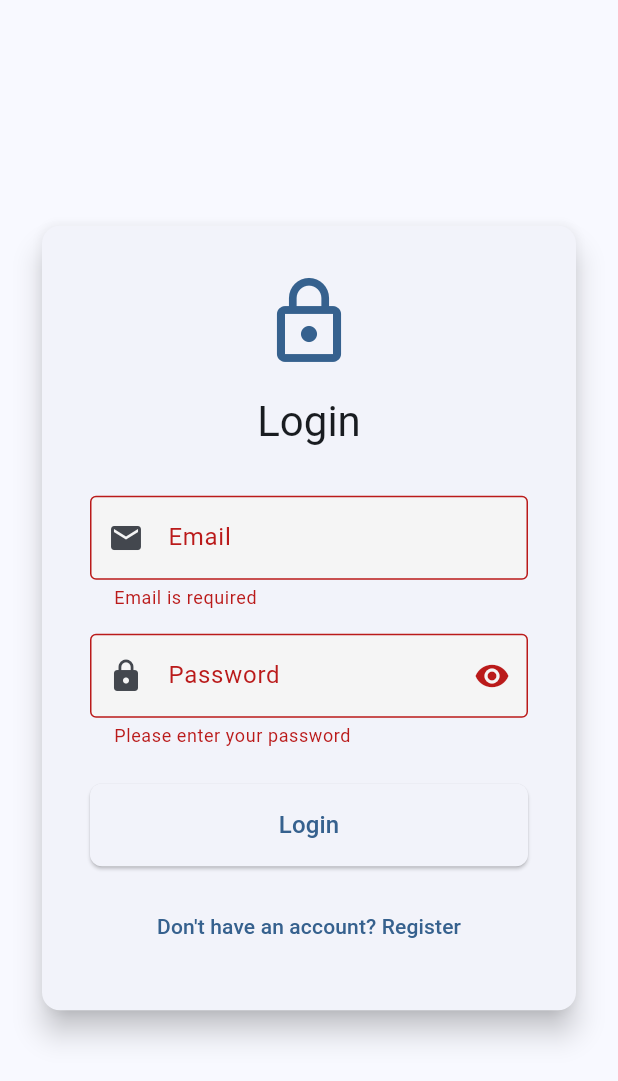
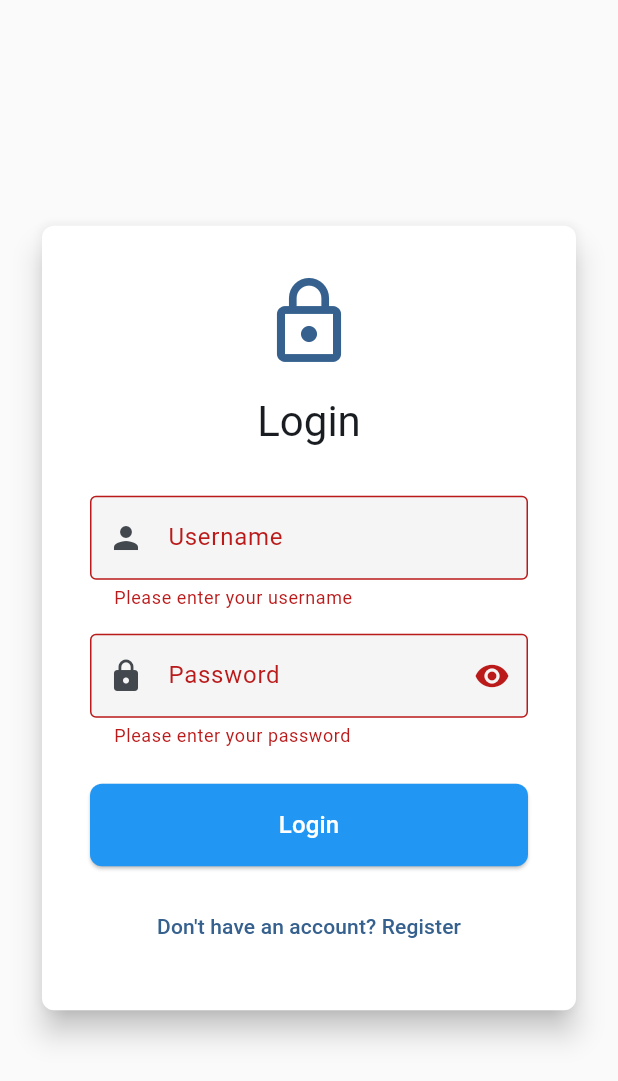
Before and after one commit to andre-frr/projetoLDS, a Flutter app: the screen it shows after launch, after a tap on "Login", on a phone screen of 412 x 824 dp. Shown: the top 1081 px of the screen. Run offline on Flutter 3.47's test engine with Material 3 defaults, Android fonts, the light colour scheme and no system bars; our stand-ins replace dio, flutter_secure_storage, graphql_flutter, jwt_decoder, logger, shared_preferences; accounts and stored records are empty.

Commit message:
Update theme and login logic, refactor widgets
Refactored theme provider and theme settings dialog for improved state management. Updated login screen logic and constants for better maintainability. Minor code and asset updates to support new features and bug fixes.

```diff
--- a/mobile/lib/main.dart
+++ b/mobile/lib/main.dart
@@ -68,36 +68,85 @@ class MyApp extends StatelessWidget {
                 brightness: Brightness.light,
               ),
               useMaterial3: true,
+              scaffoldBackgroundColor: Colors.grey[50],
+              appBarTheme: const AppBarTheme(
+                backgroundColor: Colors.blue,
+                foregroundColor: Colors.white,
+                elevation: 2,
+              ),
+              cardTheme: CardThemeData(
+                elevation: 2,
+                color: Colors.white,
+                shape: RoundedRectangleBorder(
+                  borderRadius: BorderRadius.circular(8),
+                ),
+              ),
               inputDecorationTheme: InputDecorationTheme(
                 filled: true,
                 fillColor: Colors.grey[100],
-                border: OutlineInputBorder(borderRadius: BorderRadius.circular(8)),
+                border: OutlineInputBorder(
+                  borderRadius: BorderRadius.circular(8),
+                ),
               ),
               elevatedButtonTheme: ElevatedButtonThemeData(
                 style: ElevatedButton.styleFrom(
+                  backgroundColor: Colors.blue,
+                  foregroundColor: Colors.white,
                   shape: RoundedRectangleBorder(
                     borderRadius: BorderRadius.circular(8),
                   ),
                 ),
               ),
+              iconTheme: const IconThemeData(color: Colors.black87),
             ),
             darkTheme: ThemeData(
               colorScheme: ColorScheme.fromSeed(
                 seedColor: Colors.blue,
                 brightness: Brightness.dark,
+                surface: Color(0xFF1E1E1E),
+                onSurface: Colors.white,
               ),
               useMaterial3: true,
+              scaffoldBackgroundColor: const Color(0xFF121212),
+              appBarTheme: const AppBarTheme(
+                backgroundColor: Color(0xFF1E1E1E),
+                foregroundColor: Colors.white,
+                elevation: 2,
+              ),
+              cardTheme: CardThemeData(
+                elevation: 4,
+                color: const Color(0xFF1E1E1E),
+                shape: RoundedRectangleBorder(
+                  borderRadius: BorderRadius.circular(8),
+                ),
+              ),
               inputDecorationTheme: InputDecorationTheme(
                 filled: true,
-                fillColor: Colors.grey[900],
-                border: OutlineInputBorder(borderRadius: BorderRadius.circular(8)),
+                fillColor: const Color(0xFF2C2C2C),
+                border: OutlineInputBorder(
+                  borderRadius: BorderRadius.circular(8),
+                  borderSide: BorderSide(color: Colors.grey[700]!),
+                ),
+                enabledBorder: OutlineInputBorder(
+                  borderRadius: BorderRadius.circular(8),
+                  borderSide: BorderSide(color: Colors.grey[700]!),
+                ),
               ),
               elevatedButtonTheme: ElevatedButtonThemeData(
                 style: ElevatedButton.styleFrom(
+                  backgroundColor: Colors.blue[700],
+                  foregroundColor: Colors.white,
                   shape: RoundedRectangleBorder(
                     borderRadius: BorderRadius.circular(8),
                   ),
                 ),
+              ),
+              iconTheme: const IconThemeData(color: Colors.white),
+              textTheme: const TextTheme(
+                bodyLarge: TextStyle(color: Colors.white),
+                bodyMedium: TextStyle(color: Colors.white),
+                titleLarge: TextStyle(color: Colors.white),
+                titleMedium: TextStyle(color: Colors.white),
               ),
             ),
             home: const AuthWrapper(),
--- a/mobile/lib/screens/login_screen.dart
+++ b/mobile/lib/screens/login_screen.dart
@@ -2,7 +2,7 @@ import 'package:flutter/material.dart';
 import 'package:provider/provider.dart';
 
 import '../providers/auth_provider.dart';
-import '../utils/validators.dart';
+import '../utils/constants.dart';
 
 class LoginScreen extends StatefulWidget {
   const LoginScreen({super.key});
@@ -13,20 +13,23 @@ class LoginScreen extends StatefulWidget {
 
 class _LoginScreenState extends State<LoginScreen> {
   final _formKey = GlobalKey<FormState>();
-  final _emailController = TextEditingController();
+  final _usernameController = TextEditingController();
   final _passwordController = TextEditingController();
   bool _obscurePassword = true;
 
   @override
   void dispose() {
-    _emailController.dispose();
+    _usernameController.dispose();
     _passwordController.dispose();
     super.dispose();
   }
 
   void _handleLogin() async {
     if (_formKey.currentState!.validate()) {
-      final email = _emailController.text;
+      final username = _usernameController.text.trim();
+      final email = username.contains('@')
+          ? username
+          : '$username${AppConstants.emailDomain}';
       final password = _passwordController.text;
 
       final authProvider = context.read<AuthProvider>();
@@ -80,18 +83,33 @@ class _LoginScreenState extends State<LoginScreen> {
                             ),
                             const SizedBox(height: 32),
 
-                            // Email field
+                            // Username field (email prefix)
                             TextFormField(
-                              controller: _emailController,
+                              controller: _usernameController,
                               enabled: !authProvider.isLoading,
-                              keyboardType: TextInputType.emailAddress,
+                              keyboardType: TextInputType.text,
                               textInputAction: TextInputAction.next,
-                              decoration: const InputDecoration(
-                                labelText: 'Email',
-                                prefixIcon: Icon(Icons.email),
-                                border: OutlineInputBorder(),
+                              decoration: InputDecoration(
+                                labelText: 'Username',
+                                hintText: 'username',
+                                helperText:
+                                    'Email: username${AppConstants.emailDomain}',
+                                prefixIcon: const Icon(Icons.person),
+                                suffixText: AppConstants.emailDomain,
+                                border: const OutlineInputBorder(),
                               ),
-                              validator: Validators.validateEmail,
+                              validator: (value) {
+                                if (value == null || value.isEmpty) {
+                                  return 'Please enter your username';
+                                }
+                                if (value.contains('@')) {
+                                  return 'Just enter username (without @domain)';
+                                }
+                                if (value.contains(' ')) {
+                                  return 'Username cannot contain spaces';
+                                }
+                                return null;
+                              },
                             ),
                             const SizedBox(height: 16),
 
--- a/mobile/lib/utils/constants.dart
+++ b/mobile/lib/utils/constants.dart
@@ -23,5 +23,6 @@ class ApiConstants {
 
 class AppConstants {
   static const String appName = 'LDS Project';
+  static const String emailDomain = '@projetolds.com';
   static const Duration tokenRefreshBuffer = Duration(minutes: 5);
 }
```
Also changed, not shown: mobile/lib/providers/theme_provider.dart (line endings or trailing spaces), mobile/lib/widgets/theme_settings_dialog.dart (line endings or trailing spaces), 2 other files.
